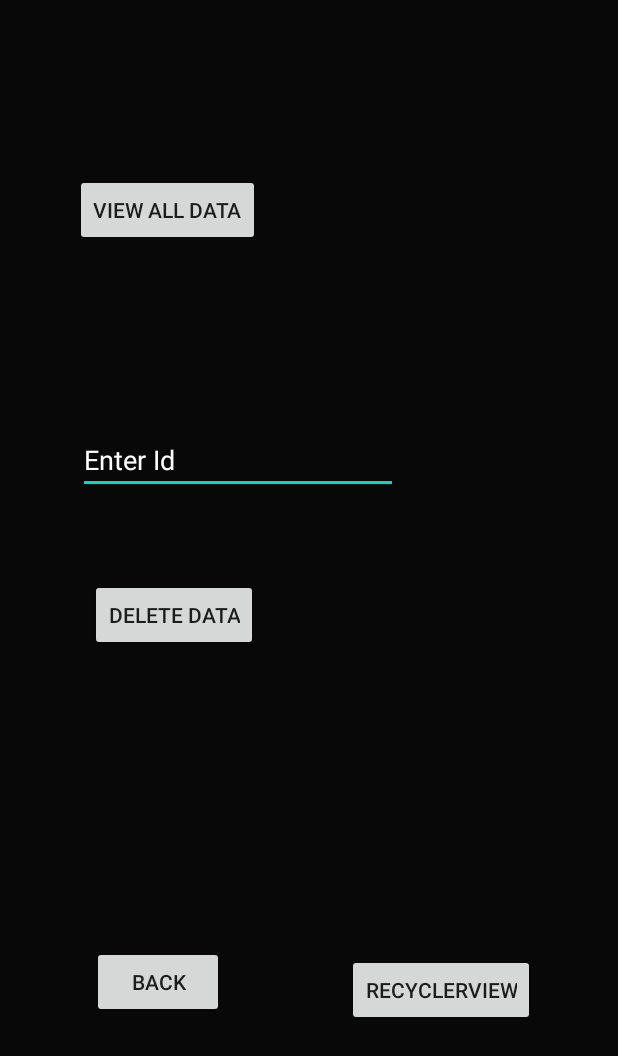
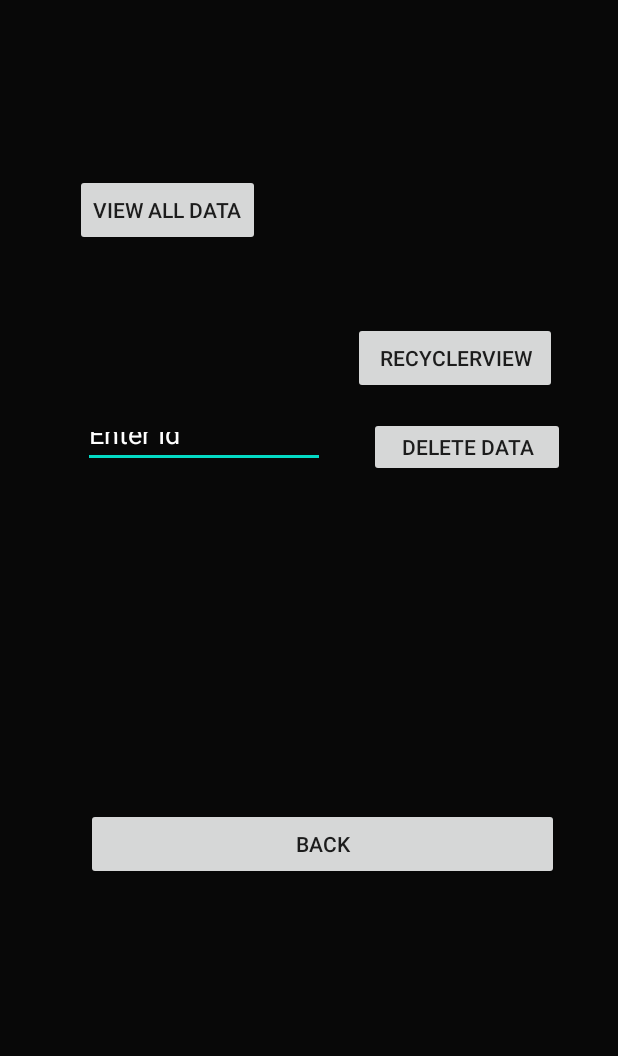
Before and after one commit to vishal123rana/Calculator-Application, an Android app: the History screen opened directly, with no data from a screen before it, on a phone screen of 412 x 824 dp. Shown: the top 1056 px of the screen. Run offline under Robolectric (Android 15) with nearby library versions, the phone set to English and light mode, and no system bars.

Commit message:
Vishal Wednesday 2 Changes

```diff
--- a/app/build.gradle
+++ b/app/build.gradle
@@ -32,6 +32,7 @@ dependencies {
     implementation 'androidx.constraintlayout:constraintlayout:2.0.1'
     implementation 'androidx.recyclerview:recyclerview:1.1.0'
     implementation 'androidx.cardview:cardview:1.0.0'
+    implementation 'com.google.android.material:material:1.2.1'
     testImplementation 'junit:junit:4.12'
     androidTestImplementation 'androidx.test.ext:junit:1.1.2'
     androidTestImplementation 'androidx.test.espresso:espresso-core:3.3.0'
--- a/app/src/main/res/layout/activity_history.xml
+++ b/app/src/main/res/layout/activity_history.xml
@@ -3,6 +3,7 @@
     xmlns:tools="http://schemas.android.com/tools"
     android:layout_width="match_parent"
     android:layout_height="match_parent"
+    android:accessibilityHeading="false"
     android:background="#080808"
     tools:context=".History">
 
@@ -12,54 +13,58 @@
         android:layout_height="wrap_content"
         android:layout_alignParentStart="true"
         android:layout_alignParentTop="true"
-        android:layout_centerHorizontal="true"
         android:layout_marginStart="50dp"
         android:layout_marginTop="116dp"
         android:text="@string/view_all_data" />
 
     <Button
         android:id="@+id/deleteData"
-        android:layout_width="wrap_content"
-        android:layout_height="wrap_content"
-        android:layout_alignParentStart="true"
+        android:layout_width="122dp"
+        android:layout_height="40dp"
+        android:layout_alignEnd="@+id/recycleView"
         android:layout_alignParentTop="true"
-        android:layout_marginStart="60dp"
-        android:layout_marginTop="386dp"
+        android:layout_marginStart="29dp"
+        android:layout_marginTop="278dp"
+        android:layout_marginEnd="-5dp"
+        android:layout_toEndOf="@+id/editTextNumber"
         android:text="@string/delete_data" />
 
     <EditText
         android:id="@+id/editTextNumber"
-        android:layout_width="wrap_content"
-        android:layout_height="wrap_content"
-        android:layout_alignParentStart="true"
+        android:layout_width="161dp"
+        android:layout_height="34dp"
+        android:layout_alignStart="@+id/viewAllData"
         android:layout_alignParentTop="true"
-        android:layout_marginStart="52dp"
-        android:layout_marginTop="284dp"
-        android:textColor="#ffffff"
+        android:layout_marginStart="5dp"
+        android:layout_marginTop="278dp"
+        android:autofillHints=""
         android:ems="10"
         android:hint="@string/enter_id"
-        android:textColorHint="#ffffff"
         android:inputType="number"
-        android:autofillHints="" />
+        android:textColor="#ffffff"
+        android:textColorHint="#ffffff" />
 
     <Button
         android:id="@+id/back"
-        android:layout_width="wrap_content"
+        android:layout_width="344dp"
         android:layout_height="wrap_content"
-        android:layout_alignParentStart="true"
+        android:layout_alignStart="@+id/editTextNumber"
+        android:layout_alignEnd="@+id/deleteData"
         android:layout_alignParentBottom="true"
-        android:layout_marginStart="61dp"
-        android:layout_marginBottom="145dp"
+        android:layout_marginStart="2dp"
+        android:layout_marginEnd="4dp"
+        android:layout_marginBottom="237dp"
         android:text="@string/back" />
 
     <Button
         android:id="@+id/recycleView"
-        android:layout_width="wrap_content"
+        android:layout_width="136dp"
         android:layout_height="wrap_content"
-        android:layout_alignParentStart="true"
         android:layout_alignParentBottom="true"
-        android:layout_marginStart="231dp"
-        android:layout_marginBottom="140dp"
+        android:layout_centerVertical="true"
+        android:layout_marginStart="62dp"
+        android:layout_marginBottom="561dp"
+        android:layout_toEndOf="@+id/viewAllData"
         android:onClick="recyclerView"
         android:text="@string/recyclerview" />
 
--- a/app/src/main/res/values/strings.xml
+++ b/app/src/main/res/values/strings.xml
@@ -41,4 +41,5 @@
     <string name="ouput">_input</string>
     <string name="id">_id</string>
     <string name="recyclerview">RECYCLERVIEW</string>
+    <string name="output">output</string>
 </resources>
```
Also changed, not shown: app/src/main/res/layout/my_row.xml (+41 -41 lines).
